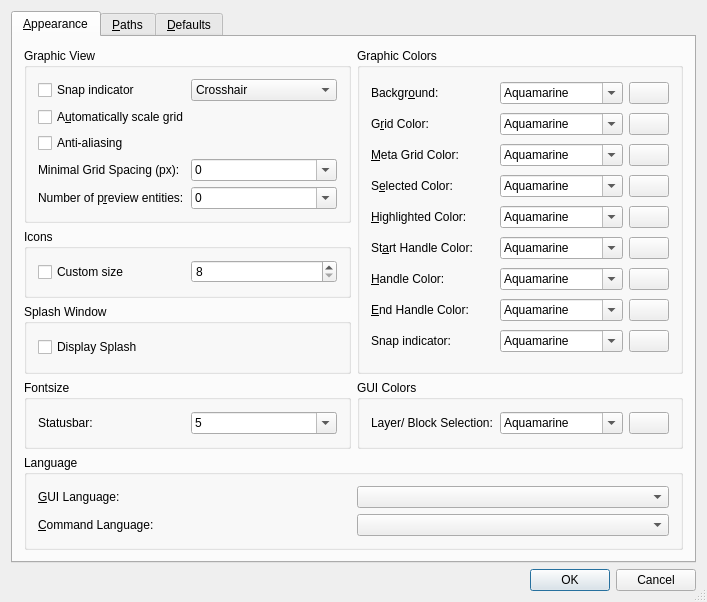
LibreCAD/LibreCAD, file librecad/src/ui/forms/qg_dlgoptionsgeneral.ui: the form before one commit.
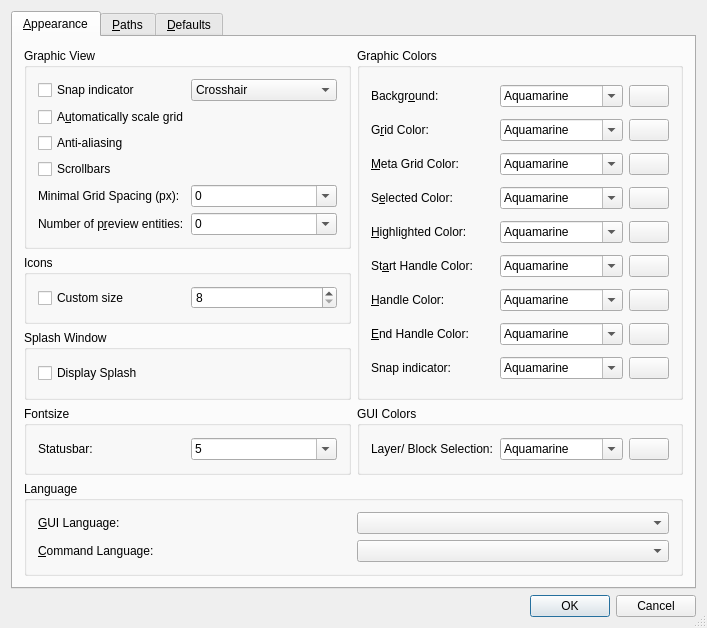
The form after the commit. Icons and pictures are not drawn.

Commit message:
added option to remove scrollbars
& changed set_antialiasing to setAntiAliasing
& move some code from the graphicview to the mdiwindow constructor
... I'll try to make the graphic view as portable as possible.

Surprisingly, removing the scrollbars dramatically increases panning
performance!

I'm thinking about moving the gridStatus to the statusbar.

Diff of the .ui file:
```diff
--- a/librecad/src/ui/forms/qg_dlgoptionsgeneral.ui
+++ b/librecad/src/ui/forms/qg_dlgoptionsgeneral.ui
@@ -1303,7 +1303,7 @@
             </property>
            </widget>
           </item>
-          <item row="5" column="0">
+          <item row="6" column="0">
            <widget class="QLabel" name="lMaxPreview">
             <property name="text">
              <string>Number of p&amp;review entities:</string>
@@ -1316,7 +1316,7 @@
             </property>
            </widget>
           </item>
-          <item row="5" column="1">
+          <item row="6" column="1">
            <widget class="QComboBox" name="cbMaxPreview">
             <property name="editable">
              <bool>true</bool>
@@ -1353,7 +1353,7 @@
             </item>
            </widget>
           </item>
-          <item row="4" column="0">
+          <item row="5" column="0">
            <widget class="QLabel" name="lMinGridSpacing">
             <property name="text">
              <string>Minimal Grid Spacing (px):</string>
@@ -1366,7 +1366,7 @@
             </property>
            </widget>
           </item>
-          <item row="4" column="1">
+          <item row="5" column="1">
            <widget class="QComboBox" name="cbMinGridSpacing">
             <property name="editable">
              <bool>true</bool>
@@ -1444,6 +1444,13 @@
             </item>
            </widget>
           </item>
+          <item row="4" column="0">
+           <widget class="QCheckBox" name="scrollbars_check_box">
+            <property name="text">
+             <string>Scrollbars</string>
+            </property>
+           </widget>
+          </item>
          </layout>
         </widget>
        </item>
```
The commit also changes 5 other files.
